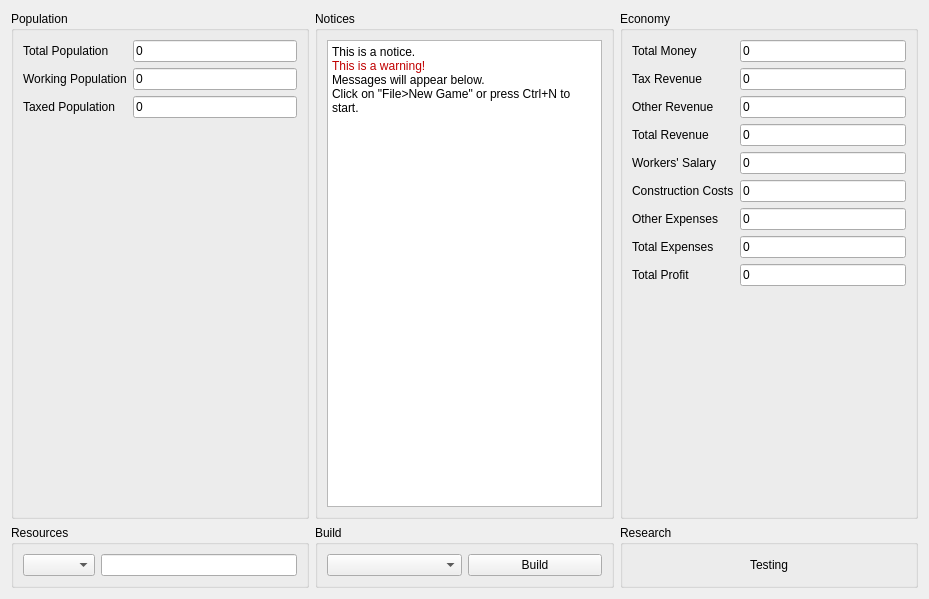
First picture: the form in core/ui/ManitaeSummary.ui, repository happy5214/manitae, before the edit.
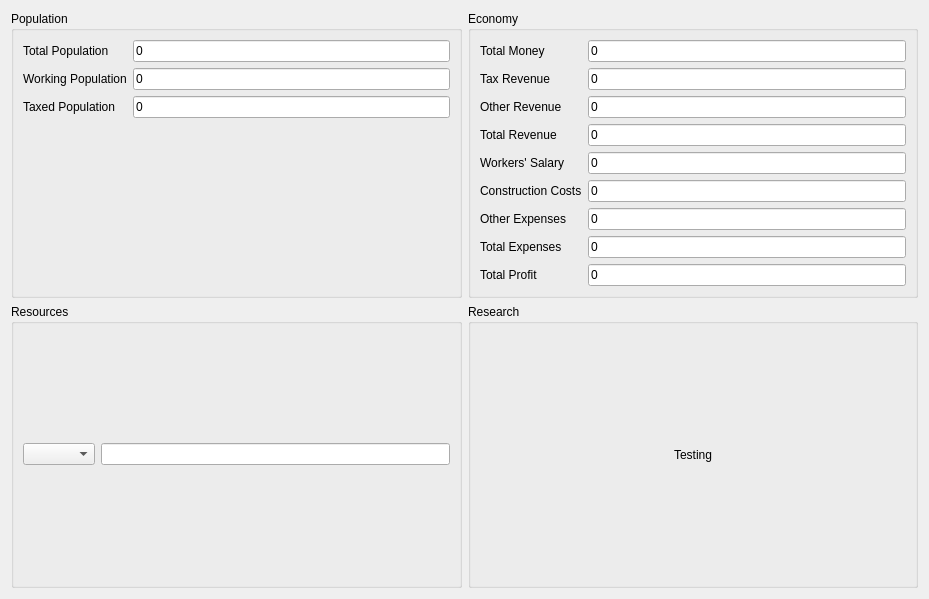
Second picture: the form after the edit.

```diff
--- a/core/ui/ManitaeSummary.ui
+++ b/core/ui/ManitaeSummary.ui
@@ -85,7 +85,7 @@
        </layout>
       </widget>
      </item>
-     <item row="0" column="2">
+     <item row="0" column="1">
       <widget class="QGroupBox" name="groupBox_2">
        <property name="title">
         <string>Economy</string>
@@ -276,10 +276,7 @@
        <property name="title">
         <string>Resources</string>
        </property>
-       <layout class="QFormLayout" name="formLayout_3">
-        <property name="fieldGrowthPolicy">
-         <enum>QFormLayout::ExpandingFieldsGrow</enum>
-        </property>
+       <layout class="QGridLayout" name="gridLayout_5">
         <item row="0" column="0">
          <widget class="QComboBox" name="resourceComboBox">
           <property name="editable">
@@ -300,7 +297,7 @@
        </layout>
       </widget>
      </item>
-     <item row="1" column="2">
+     <item row="1" column="1">
       <widget class="QGroupBox" name="groupBox_4">
        <property name="title">
         <string>Research</string>
@@ -342,55 +339,6 @@
        </layout>
       </widget>
      </item>
-     <item row="0" column="1">
-      <widget class="QGroupBox" name="groupBox_5">
-       <property name="title">
-        <string>Notices</string>
-       </property>
-       <layout class="QGridLayout" name="gridLayout_6">
-        <item row="0" column="0">
-         <widget class="QTextEdit" name="noticeLog">
-          <property name="enabled">
-           <bool>true</bool>
-          </property>
-          <property name="readOnly">
-           <bool>true</bool>
-          </property>
-          <property name="html">
-           <string>&lt;!DOCTYPE HTML PUBLIC &quot;-//W3C//DTD HTML 4.0//EN&quot; &quot;http://www.w3.org/TR/REC-html40/strict.dtd&quot;&gt;
-&lt;html&gt;&lt;head&gt;&lt;meta name=&quot;qrichtext&quot; content=&quot;1&quot; /&gt;&lt;style type=&quot;text/css&quot;&gt;
-p, li { white-space: pre-wrap; }
-&lt;/style&gt;&lt;/head&gt;&lt;body style=&quot; font-family:'Ubuntu'; font-size:9pt; font-weight:400; font-style:normal;&quot;&gt;
-&lt;p style=&quot; margin-top:0px; margin-bottom:0px; margin-left:0px; margin-right:0px; -qt-block-indent:0; text-indent:0px;&quot;&gt;This is a notice.&lt;/p&gt;
-&lt;p style=&quot; margin-top:0px; margin-bottom:0px; margin-left:0px; margin-right:0px; -qt-block-indent:0; text-indent:0px;&quot;&gt;&lt;span style=&quot; color:#c00000;&quot;&gt;This is a warning!&lt;/span&gt;&lt;/p&gt;
-&lt;p style=&quot; margin-top:0px; margin-bottom:0px; margin-left:0px; margin-right:0px; -qt-block-indent:0; text-indent:0px;&quot;&gt;Messages will appear below.&lt;/p&gt;
-&lt;p style=&quot; margin-top:0px; margin-bottom:0px; margin-left:0px; margin-right:0px; -qt-block-indent:0; text-indent:0px;&quot;&gt;Click on &amp;quot;File&amp;gt;New Game&amp;quot; or press Ctrl+N to start.&lt;/p&gt;
-&lt;p style=&quot;-qt-paragraph-type:empty; margin-top:0px; margin-bottom:0px; margin-left:0px; margin-right:0px; -qt-block-indent:0; text-indent:0px;&quot;&gt;&lt;/p&gt;&lt;/body&gt;&lt;/html&gt;</string>
-          </property>
-         </widget>
-        </item>
-       </layout>
-      </widget>
-     </item>
-     <item row="1" column="1">
-      <widget class="QGroupBox" name="groupBox_6">
-       <property name="title">
-        <string>Build</string>
-       </property>
-       <layout class="QGridLayout" name="gridLayout_3">
-        <item row="0" column="0">
-         <widget class="QComboBox" name="buildComboBox"/>
-        </item>
-        <item row="0" column="1">
-         <widget class="QPushButton" name="buildPushButton">
-          <property name="text">
-           <string>Build</string>
-          </property>
-         </widget>
-        </item>
-       </layout>
-      </widget>
-     </item>
     </layout>
    </item>
   </layout>
```
Left out of the diff: 3 changed lines with no effect on the pictures.
